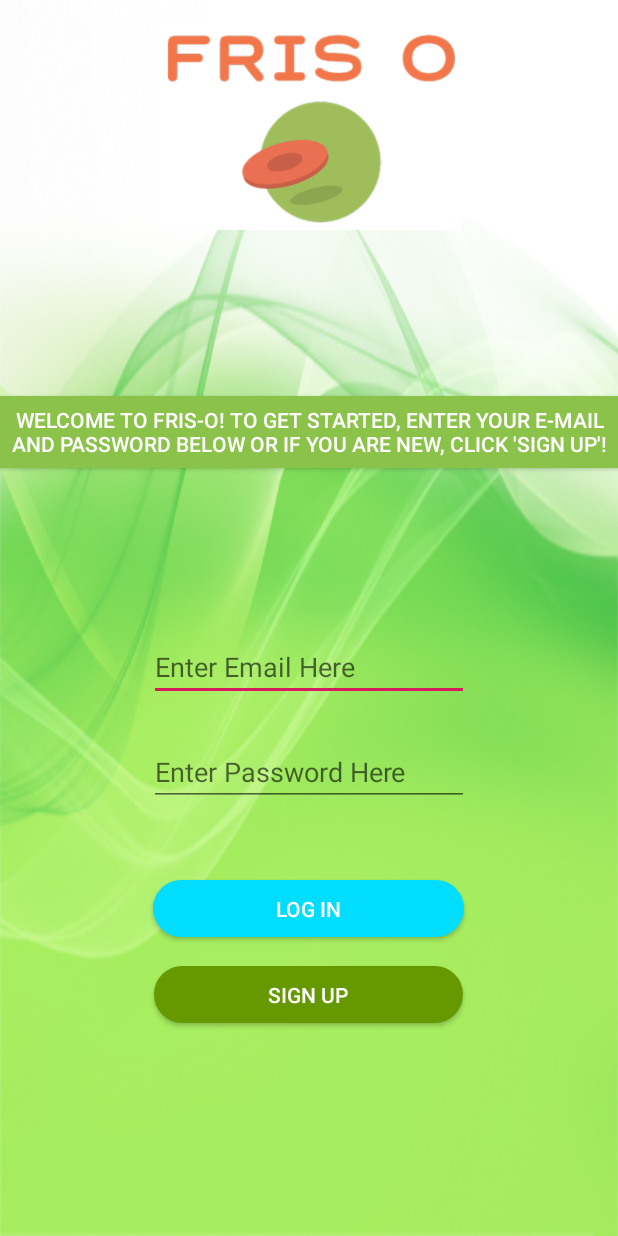
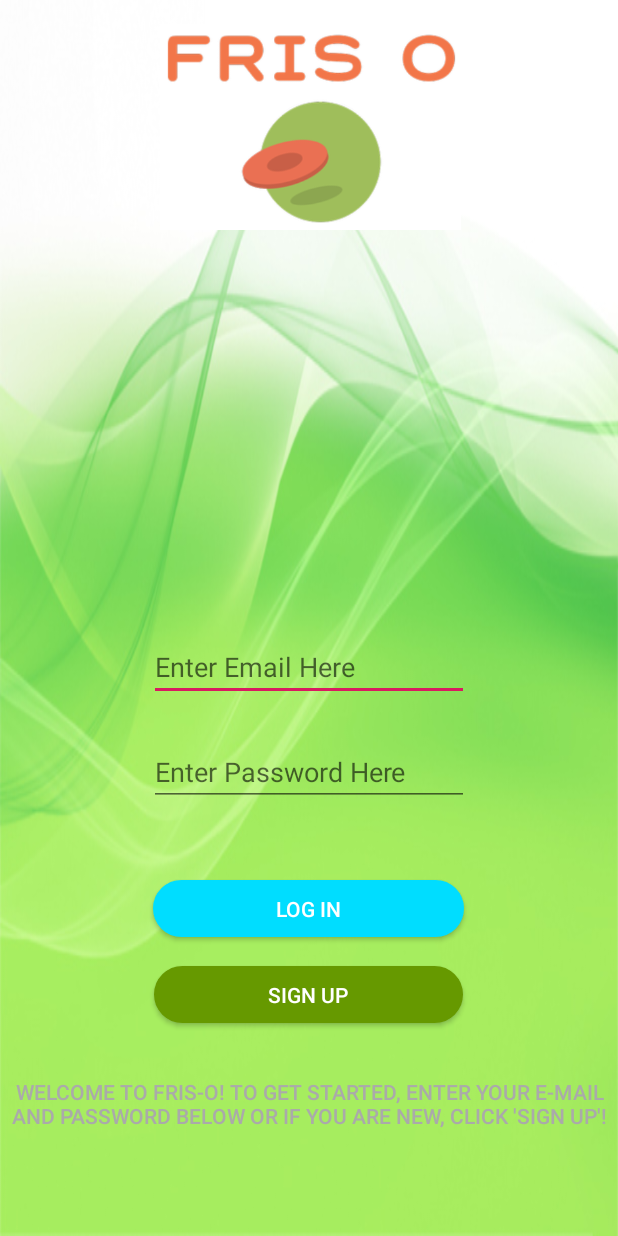
Before and after one commit to IRaihan97/FrisO, an Android app: the Login screen opened directly, with no data from a screen before it, on a phone screen of 412 x 824 dp. Run offline under Robolectric (Android 15) with nearby library versions, the phone set to English and light mode, and no system bars; our stand-ins replace Volley; network calls fail.

Commit message:
design adjust

```diff
--- a/app/src/main/res/layout/activity_login.xml
+++ b/app/src/main/res/layout/activity_login.xml
@@ -1,10 +1,10 @@
 <?xml version="1.0" encoding="utf-8"?>
 <androidx.constraintlayout.widget.ConstraintLayout xmlns:android="http://schemas.android.com/apk/res/android"
     xmlns:app="http://schemas.android.com/apk/res-auto"
-    android:background="@drawable/backpic"
     xmlns:tools="http://schemas.android.com/tools"
     android:layout_width="match_parent"
     android:layout_height="match_parent"
+    android:background="@drawable/backpic"
     tools:context=".ui.Login">
 
     <Button
@@ -13,14 +13,17 @@
         android:layout_height="wrap_content"
         android:layout_centerHorizontal="true"
         android:layout_centerVertical="true"
-        android:background="#8BC34A"
+        android:layout_marginBottom="64dp"
+        android:background="@android:color/transparent"
         android:text="Welcome to Fris-O! To get started, enter your e-mail and password below or if you are new, click 'Sign up'!"
-        android:textColor="#FFFFFF"
+        android:textColor="@android:color/darker_gray"
         android:textColorLink="#7BAF61"
-        app:layout_constraintBottom_toTopOf="@+id/txtEmail"
+        app:layout_constraintBottom_toBottomOf="parent"
         app:layout_constraintEnd_toEndOf="parent"
+        app:layout_constraintHorizontal_bias="0.0"
         app:layout_constraintStart_toStartOf="parent"
-        app:layout_constraintTop_toBottomOf="@+id/imageView4" />
+        app:layout_constraintTop_toTopOf="parent"
+        app:layout_constraintVertical_bias="1.0" />
 
     <EditText
         android:id="@+id/txtEmail"
@@ -43,19 +46,19 @@
         android:ems="10"
         android:hint="Enter Password Here"
         android:inputType="textPassword"
-        app:passwordToggleEnabled="true"
         app:layout_constraintBottom_toBottomOf="parent"
         app:layout_constraintEnd_toEndOf="parent"
         app:layout_constraintStart_toStartOf="parent"
         app:layout_constraintTop_toTopOf="parent"
-        app:layout_constraintVertical_bias="0.632" />
+        app:layout_constraintVertical_bias="0.632"
+        app:passwordToggleEnabled="true" />
 
     <Button
         android:id="@+id/btnLogin"
         android:layout_width="207dp"
         android:layout_height="38dp"
+        android:background="@drawable/mybutton"
         android:backgroundTint="@android:color/holo_blue_bright"
-        android:background="@drawable/mybutton"
         android:text="Log In"
         android:textColor="@android:color/white"
         app:layout_constraintBottom_toBottomOf="parent"
```
